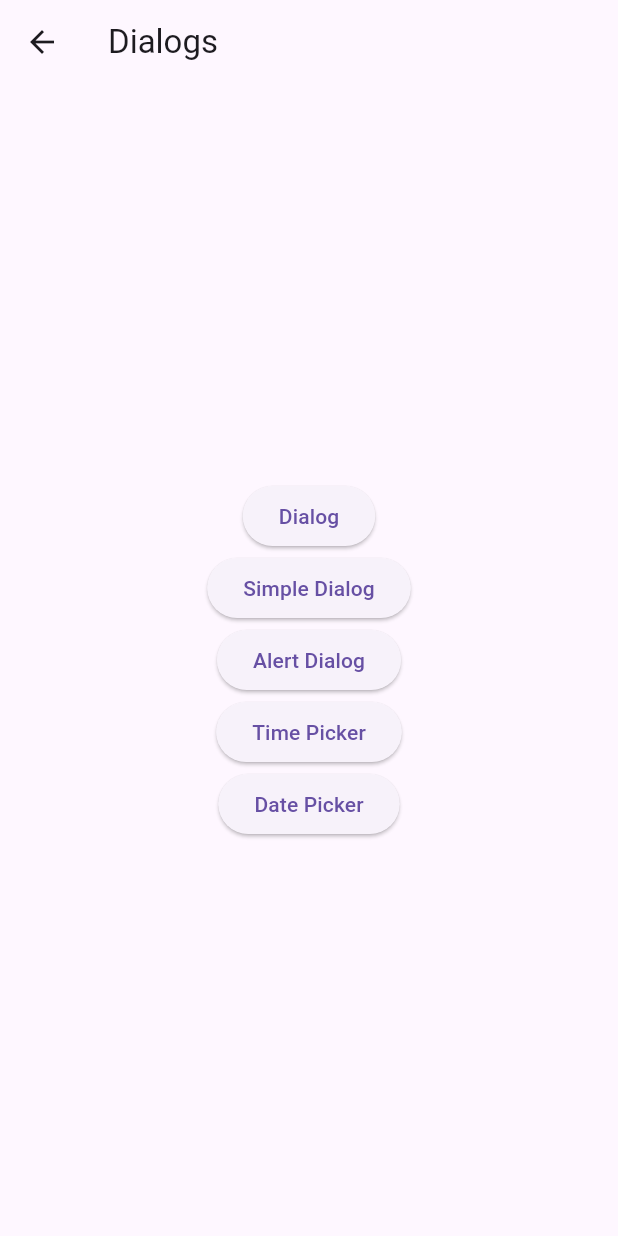
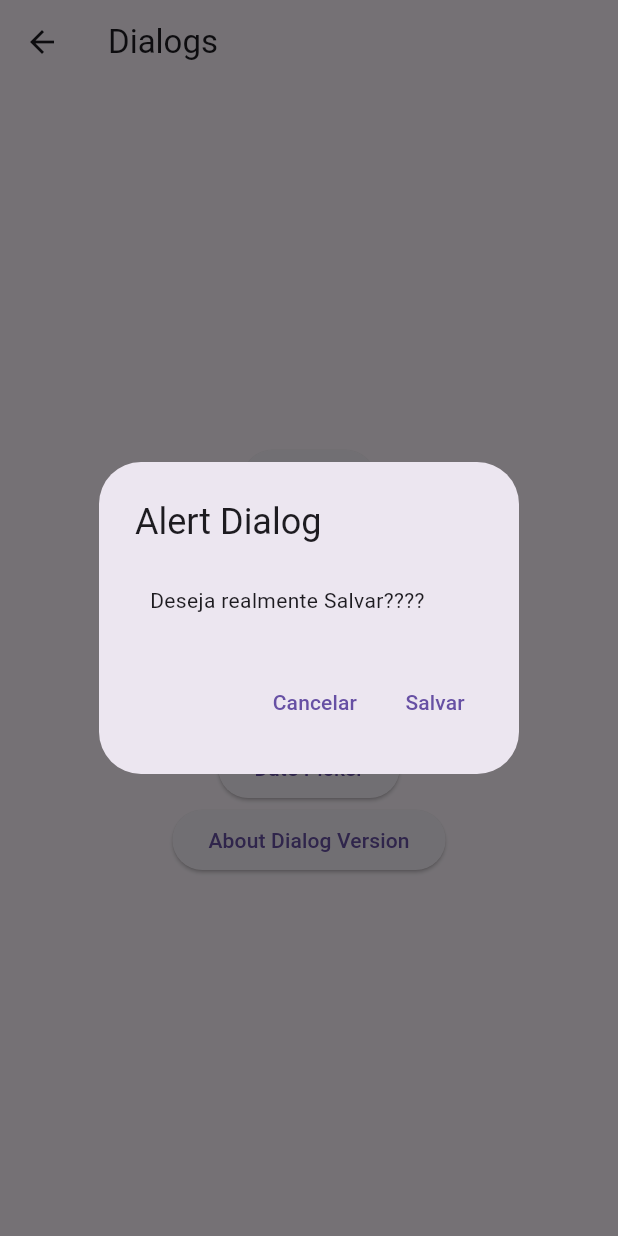
Before and after one commit to kauesiqueiraa/Flutter_Academy, a Flutter app: the DialogsPage screen opened by its route, after a tap on "Alert Dialog", on a phone screen of 412 x 824 dp. Run offline on Flutter 3.47's test engine with Material 3 defaults, Android fonts, the phone set to English and light mode, and no system bars; our stand-ins replace device_preview.

Commit message:
feat: created Dialogs functions

```diff
--- a/lib/pages/dialogs/dialog_custom.dart
+++ b/lib/pages/dialogs/dialog_custom.dart
@@ -1,13 +1,25 @@
 import 'package:flutter/material.dart';
 
 class DialogCustom extends Dialog{
-  DialogCustom(): super(
+  DialogCustom(BuildContext context): super(
     shape: RoundedRectangleBorder(
       borderRadius: BorderRadius.circular(12),
     ),
     child: Container(
       width: 300,
       height: 300,
+      child: Column(
+        children: [
+          const Padding(
+            padding: EdgeInsets.all(8.0),
+            child: Text('Titulo X'),
+          ),
+          TextButton(
+            onPressed: () => Navigator.of(context).pop(),
+            child: const Text('Fechar Dialog'),
+          )
+        ],
+      ),
     ),
   );
 }
--- a/lib/pages/dialogs/dialogs_page.dart
+++ b/lib/pages/dialogs/dialogs_page.dart
@@ -1,5 +1,5 @@
 import 'package:flutter/material.dart';
-import 'package:flutter_primeiro_projeto/pages/dialogs/dialog_fluttermaonamassa.dart';
+import 'package:flutter_primeiro_projeto/pages/dialogs/dialog_custom.dart';
 
 class DialogsPage extends StatelessWidget {
 const DialogsPage({ super.key });
@@ -13,33 +13,110 @@ const DialogsPage({ super.key });
           mainAxisAlignment: MainAxisAlignment.center,
           children: [
             ElevatedButton(
-              onPressed: () {
-                showDialog(
-                  // barrierDismissible: false,
+              onPressed: () async {
+                await showDialog(
+                  barrierDismissible: false,
                   context: context,
-                  builder: (context) {
-                    return DialogCustom();
+                  builder: (_) {
+                    return DialogCustom(context);
                   }
                 );
               },
               child: const Text('Dialog'),
             ),
             ElevatedButton(
-              onPressed: () {},
-              child: Text('Simple Dialog'),
+              onPressed: () async {
+                await showDialog(
+                  context: context,
+                  builder: (context) {
+                    return SimpleDialog(
+                      title: const Text('SimpleDialog'),
+                      contentPadding: const EdgeInsets.all(10.0),
+                      children: [
+                        const Padding(
+                          padding: EdgeInsets.all(10.0),
+                          child: Text('Titulo Y'),
+                        ),
+                        TextButton(
+                          onPressed: () => Navigator.of(context).pop(),
+                          child: const Text('Fechar Dialog'),
+                        )
+                      ],
+                    );
+                  }
+                );
+              },
+              child: const Text('Simple Dialog'),
             ),
             ElevatedButton(
-              onPressed: () {},
-              child: Text('Alert Dialog'),
+              onPressed: () async {
+                await showDialog(
+                  context: context,
+                  builder: (context){
+                    return AlertDialog(
+                      title: const Text("Alert Dialog"),
+                      content: const SingleChildScrollView(
+                        child: ListBody(
+                          children: [
+                            Padding(
+                              padding: EdgeInsets.all(10.0),
+                              child: Text('Deseja realmente Salvar????'),
+                            ),
+                          ],
+                        ),
+                      ),
+                      actions: [
+                        TextButton(
+                          onPressed: () => Navigator.of(context).pop(),
+                          child: const Text('Cancelar'),
+
+                        ),
+                        TextButton(
+                          onPressed: () {},
+                          child: const Text('Salvar'),
+                        ),
+                      ],
+                    );
+                  });
+              },
+              child: const Text('Alert Dialog'),
             ),
             ElevatedButton(
-              onPressed: () {},
-              child: Text('Time Picker'),
+              onPressed: () async {
+                final selectedTime = await showTimePicker(
+                  context: context,
+                  initialTime: TimeOfDay.now(),
+                );
+                print('Selected Time: $selectedTime');
+              },
+              child: const Text('Time Picker'),
             ),
             ElevatedButton(
-              onPressed: () {},
-              child: Text('Date Picker'),
+              onPressed: () async {
+                final selectedDate = await showDatePicker(
+                  context: context,
+                  firstDate: DateTime(2000),
+                  lastDate: DateTime(2030),
+                );
+                print('A data selecionado foi $selectedDate');
+              },
+              child: const Text('Date Picker'),
             ),
+            ElevatedButton(
+              onPressed: (){
+                showAboutDialog(
+                  context: context,
+                  applicationVersion: '1.0.0',
+                  applicationIcon: const Icon(Icons.flutter_dash),
+                  children: [
+                    const Text('Desenvolvedor'),
+                    const Text('Desenvolvedor'),
+                    const Text('Projeto'),
+                  ],
+                );
+              },
+              child: const Text('About Dialog Version')
+            )
           ],
         )
       ),
```
